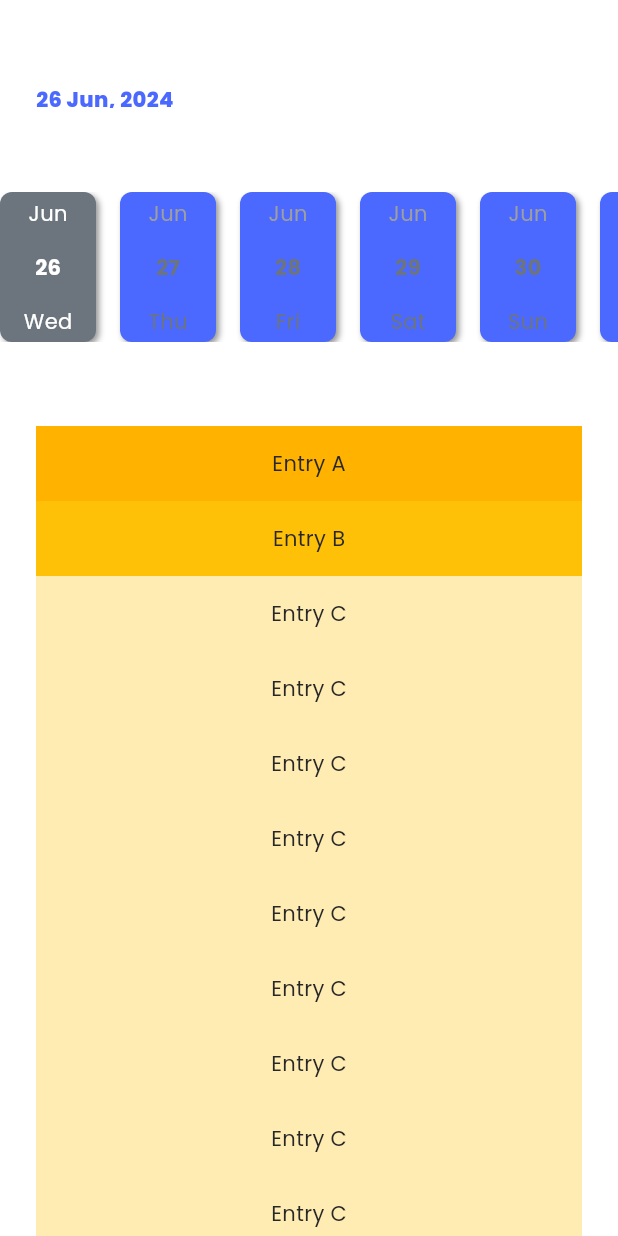
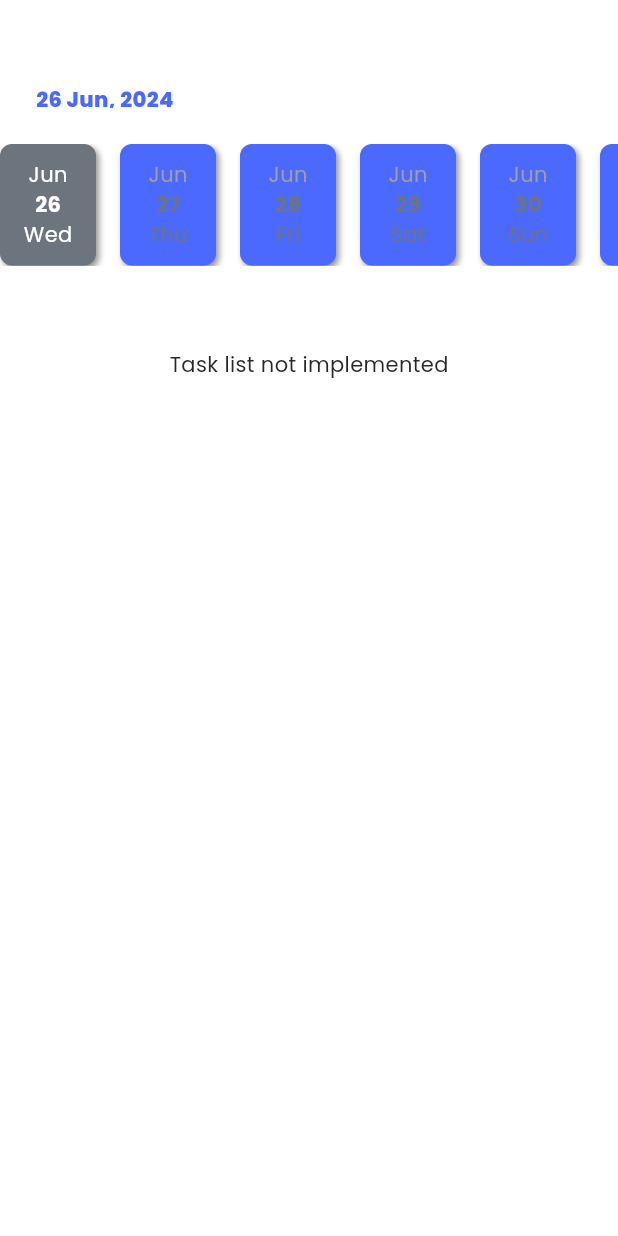
Before and after one commit to cweijin/Remin-DERE, a Flutter app: the RCalendar screen opened directly, on a phone screen of 412 x 824 dp. Run offline on Flutter 3.47's test engine with Material 3 defaults, Android fonts, the phone set to English and light mode, and no system bars; our stand-ins replace cloud_firestore, connectivity_plus, firebase_auth, firebase_core, flutter_native_splash, get and 3 more; accounts and stored records are empty.

Commit message:
Revert "calendar tasks update 2"

```diff
--- a/lib/features/body/screens/calendar/calendar.dart
+++ b/lib/features/body/screens/calendar/calendar.dart
@@ -1,5 +1,4 @@
 import 'package:flutter/material.dart';
-import 'package:flutter/widgets.dart';
 import 'package:remindere/common/styles/spacing_styles.dart';
 import 'package:remindere/utils/constants/sizes.dart';
 import 'package:remindere/utils/constants/colors.dart';
@@ -77,11 +76,10 @@ class _RCalendarState extends State<RCalendar> {
                     color: RColors.primary),
               )),
 
-          const SizedBox(height: RSizes.spaceBtwSections),
 
           //To show Calendar Widget
           Container(
-              height: 100,  // need new RSizes
+              height: 81,  // need new RSizes
               child: Container(
                   child: ListView.separated(
                 separatorBuilder: (BuildContext context, int index) {
@@ -132,8 +130,6 @@ class _RCalendarState extends State<RCalendar> {
                                     : Colors.grey),
                           ),
 
-                          const SizedBox(height: RSizes.spaceBtwItems),
-
                           // day
                           Text(
                             DateTime.now()
@@ -147,8 +143,6 @@ class _RCalendarState extends State<RCalendar> {
                                     ? RColors.textWhite
                                     : RColors.textSecondary),
                           ),
-
-                          const SizedBox(height: RSizes.spaceBtwItems),
 
                           // weekday
                           Text(
@@ -171,69 +165,10 @@ class _RCalendarState extends State<RCalendar> {
               ))),
 
               // to show assigned tasks
-
-              Expanded(
-                child: ListView(
-                  padding: RSpacingStyle.paddingWithAppBarHeight,
-                  children: <Widget>[
-                    Container(
-                      height: 50,
-                      color: Colors.amber[600],
-                      child: const Center(child: Text('Entry A')),
-    ),
-    Container(
-      height: 50,
-      color: Colors.amber[500],
-      child: const Center(child: Text('Entry B')),
-    ),
-    Container(
-      height: 50,
-      color: Colors.amber[100],
-      child: const Center(child: Text('Entry C')),
-    ),
-    Container(
-      height: 50,
-      color: Colors.amber[100],
-      child: const Center(child: Text('Entry C')),
-    ),
-    Container(
-      height: 50,
-      color: Colors.amber[100],
-      child: const Center(child: Text('Entry C')),
-    ),
-    Container(
-      height: 50,
-      color: Colors.amber[100],
-      child: const Center(child: Text('Entry C')),
-    ),
-    Container(
-      height: 50,
-      color: Colors.amber[100],
-      child: const Center(child: Text('Entry C')),
-    ),
-    Container(
-      height: 50,
-      color: Colors.amber[100],
-      child: const Center(child: Text('Entry C')),
-    ),
-    Container(
-      height: 50,
-      color: Colors.amber[100],
-      child: const Center(child: Text('Entry C')),
-    ),
-    Container(
-      height: 50,
-      color: Colors.amber[100],
-      child: const Center(child: Text('Entry C')),
-    ),
-    Container(
-      height: 50,
-      color: Colors.amber[100],
-      child: const Center(child: Text('Entry C')),
-    ),
-
-  ],
-)
+              Container(
+                margin: RSpacingStyle.paddingWithAppBarHeight,
+                height: 200, // arbitrary height for displaying tasks
+                child: Text('Task list not implemented')
               )
         ],
       ),
--- a/lib/utils/constants/text_strings.dart
+++ b/lib/utils/constants/text_strings.dart
@@ -35,7 +35,4 @@ class RTexts {
   static const String loginTitle = "Welcome back,";
   static const String loginSubTitle = "Use your credentials to log in.";
   static const String signupTitle = "Create account";
-
-  // -- Calendar Events
-  static const String addEvent = "Add Event";
 }
```
Also changed, not shown: lib/data/repositories/calendar_event_repository/calendar_event_repository.dart (deleted, +0 -38 lines), lib/features/body/controllers/calendar/event_controller.dart (deleted, +0 -60 lines), lib/features/body/screens/calendar/widgets/CreateEvent.dart (deleted, +0 -59 lines).
